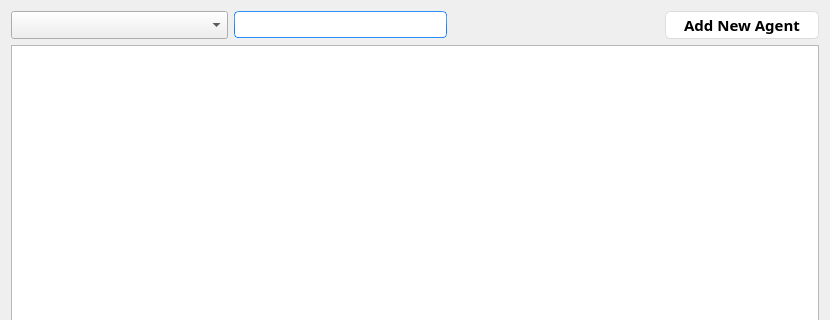
This is ui/Agents.ui in YassineBaghdadi/TransportingPlanning as Qt 5 draws it before an edit; both pictures show x 0 to 830 and y 0 to 320 of the 830 by 542 pixel window. The edited form follows.
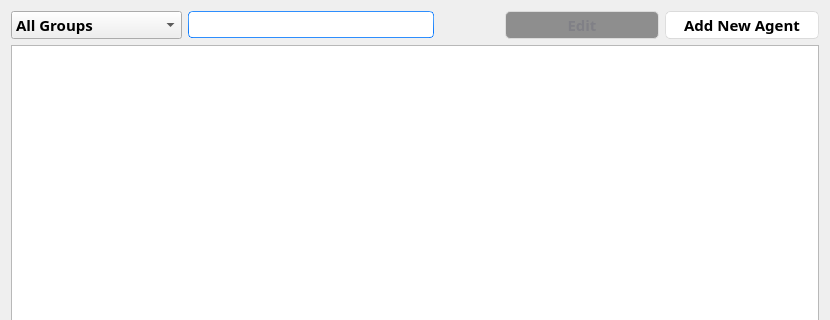
This is the edited form.

```diff
--- a/ui/Agents.ui
+++ b/ui/Agents.ui
@@ -581,7 +581,7 @@
       <widget class="QComboBox" name="groups">
        <property name="minimumSize">
         <size>
-         <width>217</width>
+         <width>171</width>
          <height>27</height>
         </size>
        </property>
@@ -593,13 +593,18 @@
          <bold>true</bold>
         </font>
        </property>
+       <item>
+        <property name="text">
+         <string>All Groups</string>
+        </property>
+       </item>
       </widget>
      </item>
      <item>
       <widget class="QLineEdit" name="search">
        <property name="minimumSize">
         <size>
-         <width>0</width>
+         <width>246</width>
          <height>27</height>
         </size>
        </property>
@@ -626,6 +631,30 @@
        </property>
       </spacer>
      </item>
+     <item>
+      <widget class="QPushButton" name="edit_btn">
+       <property name="enabled">
+        <bool>false</bool>
+       </property>
+       <property name="minimumSize">
+        <size>
+         <width>154</width>
+         <height>27</height>
+        </size>
+       </property>
+       <property name="font">
+        <font>
+         <family>Segoe Print</family>
+         <pointsize>11</pointsize>
+         <weight>75</weight>
+         <bold>true</bold>
+        </font>
+       </property>
+       <property name="text">
+        <string>Edit</string>
+       </property>
+      </widget>
+     </item>
      <item>
       <widget class="QPushButton" name="add_btn">
        <property name="minimumSize">
```
Left out of the diff: 12 changed lines with no effect on the pictures.
